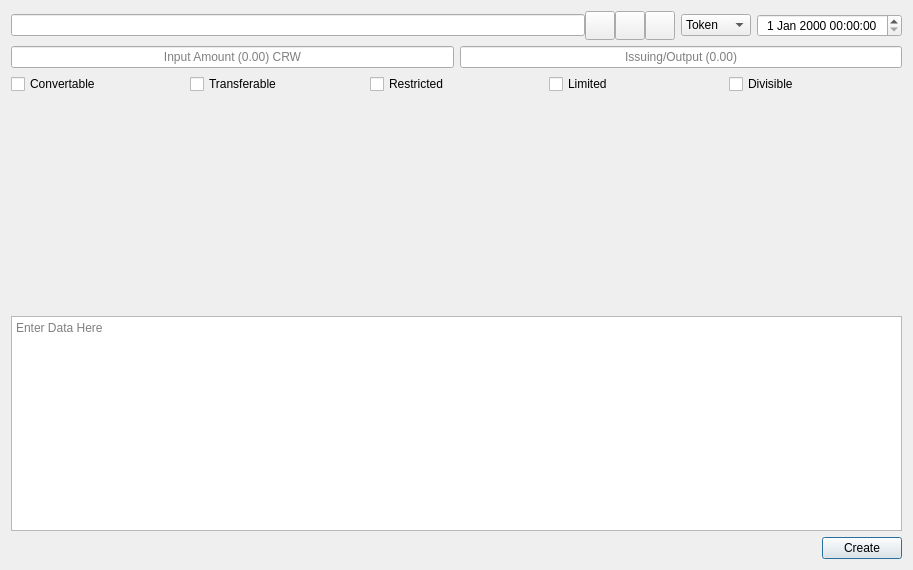
Above: src/qt/forms/newassetpage.ui from Crowndev/crown before the change. Below: the same form after it.
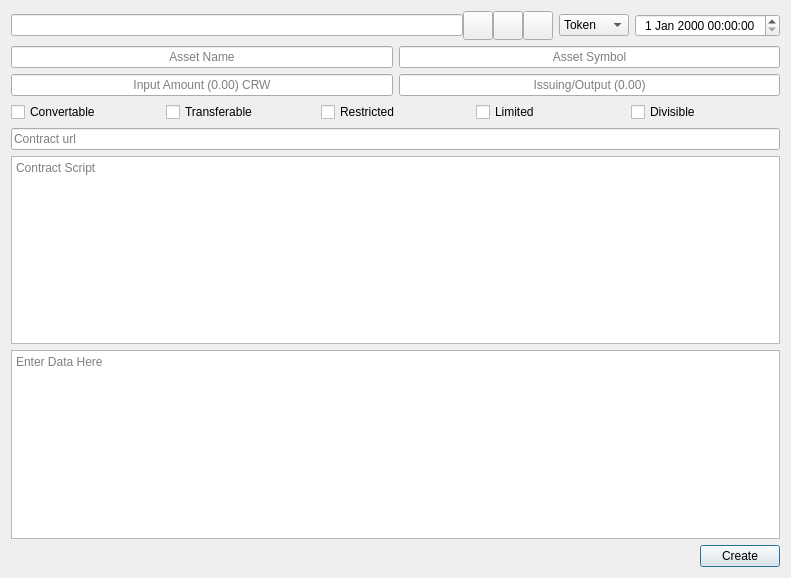
That is the form after the change. Icons and pictures are not drawn. Custom widgets are drawn as their Qt base class.

What changed in the file:
```diff
--- a/src/qt/forms/newassetpage.ui
+++ b/src/qt/forms/newassetpage.ui
@@ -6,8 +6,8 @@
    <rect>
     <x>0</x>
     <y>0</y>
-    <width>913</width>
-    <height>570</height>
+    <width>791</width>
+    <height>578</height>
    </rect>
   </property>
   <property name="windowTitle">
@@ -153,6 +153,30 @@
        <item>
         <layout class="QHBoxLayout" name="horizontalLayout_2"/>
        </item>
+       <item>
+        <layout class="QHBoxLayout" name="horizontalLayout_6">
+         <item>
+          <widget class="QLineEdit" name="name">
+           <property name="alignment">
+            <set>Qt::AlignCenter</set>
+           </property>
+           <property name="placeholderText">
+            <string>Asset Name</string>
+           </property>
+          </widget>
+         </item>
+         <item>
+          <widget class="QLineEdit" name="symbol">
+           <property name="alignment">
+            <set>Qt::AlignCenter</set>
+           </property>
+           <property name="placeholderText">
+            <string>Asset Symbol</string>
+           </property>
+          </widget>
+         </item>
+        </layout>
+       </item>
        <item>
         <layout class="QHBoxLayout" name="horizontalLayout_3">
          <item>
@@ -240,17 +264,18 @@
       </layout>
      </item>
      <item>
-      <spacer name="verticalSpacer_4">
-       <property name="orientation">
-        <enum>Qt::Vertical</enum>
+      <widget class="QLineEdit" name="contracturl">
+       <property name="placeholderText">
+        <string>Contract url</string>
        </property>
-       <property name="sizeHint" stdset="0">
-        <size>
-         <width>20</width>
-         <height>40</height>
-        </size>
+      </widget>
+     </item>
+     <item>
+      <widget class="QTextEdit" name="scriptcode">
+       <property name="placeholderText">
+        <string>Contract Script</string>
        </property>
-      </spacer>
+      </widget>
      </item>
      <item>
       <widget class="QPlainTextEdit" name="nftTextEdit">
```
